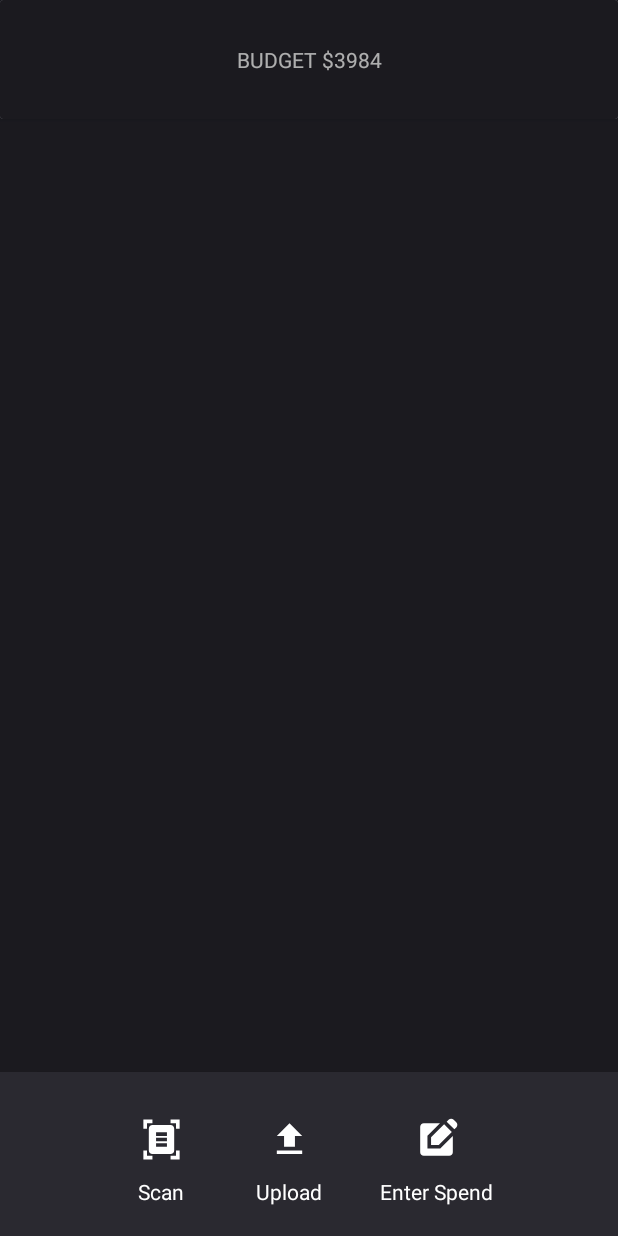
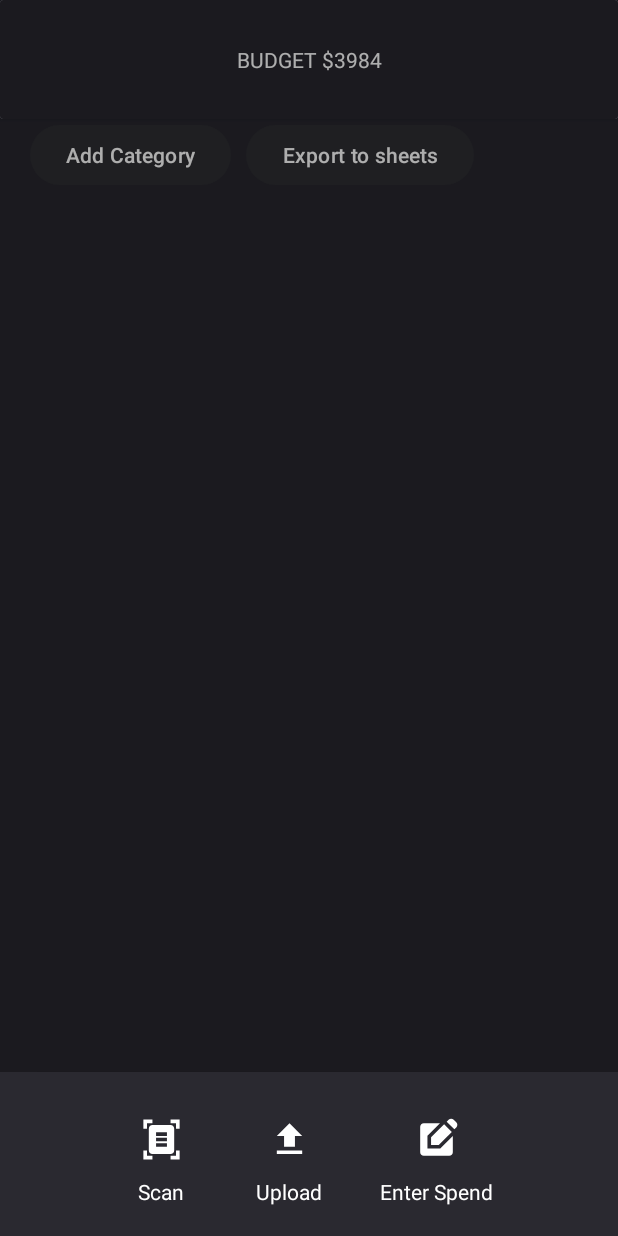
Before and after one commit to gaurigera/BudgetGuardian, an Android app: the screen it shows after launch (MainActivity), after a tap on "Add", on a phone screen of 412 x 824 dp. Run offline under Robolectric (Android 15) with nearby library versions, the phone set to English and light mode, and no system bars; our stand-ins replace Room's generated code.

Commit message:
Added ui features

```diff
--- a/app/build.gradle.kts
+++ b/app/build.gradle.kts
@@ -37,7 +37,7 @@ android {
     composeOptions {
         kotlinCompilerExtensionVersion = "1.5.0"
     }
-    viewBinding{
+    viewBinding {
         enable = true
     }
 }
@@ -66,4 +66,5 @@ dependencies {
     testImplementation("junit:junit:4.13.2")
     androidTestImplementation("androidx.test.ext:junit:1.1.5")
     androidTestImplementation("androidx.test.espresso:espresso-core:3.5.1")
+    implementation("androidx.lifecycle:lifecycle-viewmodel-ktx:2.6.2")
 }
--- a/app/src/main/AndroidManifest.xml
+++ b/app/src/main/AndroidManifest.xml
@@ -24,7 +24,7 @@
         android:theme="@style/Theme.ROOM_demo"
         tools:targetApi="33">
         <activity
-            android:name=".MainActivity"
+            android:name=".ui.components.main_activity.MainActivity"
             android:exported="true">
             <intent-filter>
                 <action android:name="android.intent.action.MAIN" />
--- a/app/src/main/java/com/example/room_demo/BudgetGuardianApplication.kt
+++ b/app/src/main/java/com/example/room_demo/BudgetGuardianApplication.kt
@@ -9,4 +9,10 @@ class BudgetGuardianApplication : Application() {
     val categoryDatabase by lazy { CategoryDatabase.getDatabase(this) }
     val categoryRepository by lazy { CategoryRepository(categoryDatabase.categoryDao()) }
     val categoryItemRepository by lazy { CategoryItemRepository(categoryDatabase.categoryItemDao()) }
+    fun getCategoryRepo(): CategoryRepository {
+        return categoryRepository
+    }
+    fun getCategoryItemRepo(): CategoryItemRepository {
+        return categoryItemRepository
+    }
 }
--- a/app/src/main/java/com/example/room_demo/MainActivity.kt
+++ /dev/null
@@ -1,46 +0,0 @@
-package com.example.room_demo
-
-import android.content.Intent
-import android.os.Bundle
-import androidx.appcompat.app.AppCompatActivity
-import androidx.recyclerview.widget.LinearLayoutManager
-import com.example.room_demo.databinding.ActivityMainBinding
-import com.example.room_demo.ui.components.bottomSheets.BottomSheet
-import com.example.room_demo.ui.components.detail_form.FormActivity
-import com.example.room_demo.ui.components.camera.CameraActivity
-import com.example.room_demo.ui.recyclerViewUtil.CategoryAdapter
-
-//BudgetGuardian
-class MainActivity : AppCompatActivity() {
-    private val adapter by lazy { CategoryAdapter() }
-    private lateinit var viewBinding: ActivityMainBinding
-    override fun onCreate(savedInstanceState: Bundle?) {
-        super.onCreate(savedInstanceState)
-        viewBinding = ActivityMainBinding.inflate(layoutInflater)
-        setContentView(viewBinding.root)
-//        val donut_view = findViewById<DonutProgressView>(R.id.donut_view)
-//        val section1 = DonutSection(
-//            name = "section_1",
-//            color = Color.parseColor("#FB1D32"),
-//            amount = 1f
-//        )
-//        donut_view.submitData(listOf(section1, section2))
-        val plusFab = viewBinding.plusFab
-        plusFab.setOnClickListener {
-            val bottomSheetFragment = BottomSheet()
-            bottomSheetFragment.show(supportFragmentManager, bottomSheetFragment.tag)
-        }
-        viewBinding.categoryRecyclerView.adapter = adapter
-        viewBinding.categoryRecyclerView.layoutManager = LinearLayoutManager(this)
-    }
-
-    fun openCamera() {
-        val cameraIntent = Intent(this@MainActivity, CameraActivity::class.java)
-        startActivity(cameraIntent)
-    }
-
-    fun openFillForm() {
-        val formIntent = Intent(this@MainActivity, FormActivity::class.java)
-        startActivity(formIntent)
-    }
-}
--- a/app/src/main/java/com/example/room_demo/ui/components/bottomSheets/BottomSheet.kt
+++ b/app/src/main/java/com/example/room_demo/ui/components/bottomSheets/BottomSheet.kt
@@ -13,8 +13,8 @@ import androidx.activity.result.ActivityResult
 import androidx.activity.result.contract.ActivityResultContracts
 import androidx.core.app.ActivityCompat
 import androidx.core.content.ContextCompat
-import com.example.room_demo.MainActivity
 import com.example.room_demo.R
+import com.example.room_demo.ui.components.main_activity.MainActivity
 import com.google.android.material.bottomsheet.BottomSheetDialogFragment
 
 class BottomSheet : BottomSheetDialogFragment() {
@@ -32,12 +32,12 @@ class BottomSheet : BottomSheetDialogFragment() {
         return inflater.inflate(R.layout.bottom_sheet_dialog, container, false)
     }
 
-    private val activityResult = registerForActivityResult(ActivityResultContracts.StartActivityForResult()) {
-        result : ActivityResult ->
-        if (result.resultCode == Activity.RESULT_OK) {
-            val intent = result.data
+    private val activityResult =
+        registerForActivityResult(ActivityResultContracts.StartActivityForResult()) { result: ActivityResult ->
+            if (result.resultCode == Activity.RESULT_OK) {
+                val intent = result.data
+            }
         }
-    }
 
     private fun openRecentImages() {
         val intent = Intent(Intent.ACTION_OPEN_DOCUMENT)
--- a/app/src/main/java/com/example/room_demo/ui/components/detail_form/FormActivity.kt
+++ b/app/src/main/java/com/example/room_demo/ui/components/detail_form/FormActivity.kt
@@ -31,9 +31,10 @@ class FormActivity : AppCompatActivity(), BottomSheetListener {
         super.onCreate(savedInstanceState)
         binding = DetailsFormBinding.inflate(layoutInflater)
         setContentView(binding.root)
+        val categoryRepo = (application as BudgetGuardianApplication).getCategoryRepo()
+        val categoryItemRepo = (application as BudgetGuardianApplication).getCategoryItemRepo()
         val formViewModelFactory = FormViewModelFactory(
-            (application as BudgetGuardianApplication).categoryItemRepository,
-            (application as BudgetGuardianApplication).categoryRepository
+            categoryItemRepo, categoryRepo
         )
         viewModel = ViewModelProvider(this, formViewModelFactory)[FormViewModel::class.java]
         viewModel.date.observe(this) { data ->
@@ -74,6 +75,7 @@ class FormActivity : AppCompatActivity(), BottomSheetListener {
                 ) {
                     viewModel.selectedSpinnerPosition = position
                 }
+
                 override fun onNothingSelected(parent: AdapterView<*>?) {
                     viewModel.selectedSpinnerPosition = 0
                 }
--- /dev/null
+++ b/app/src/main/java/com/example/room_demo/ui/components/main_activity/MainActivity.kt
@@ -0,0 +1,72 @@
+package com.example.room_demo.ui.components.main_activity
+
+import android.content.Intent
+import android.os.Bundle
+import androidx.appcompat.app.AppCompatActivity
+import androidx.lifecycle.ViewModelProvider
+import androidx.recyclerview.widget.LinearLayoutManager
+import com.example.room_demo.BudgetGuardianApplication
+import com.example.room_demo.data.data_classes.Category
+import com.example.room_demo.databinding.ActivityMainBinding
+import com.example.room_demo.ui.components.bottomSheets.BottomSheet
+import com.example.room_demo.ui.components.camera.CameraActivity
+import com.example.room_demo.ui.components.detail_form.FormActivity
+import com.example.room_demo.ui.components.dialogs.CategoryDialog
+import com.example.room_demo.ui.components.dialogs.CategoryDialogListener
+import com.example.room_demo.ui.components.main_activity.recyclerViewUtil.CategoryAdapter
+
+//BudgetGuardian
+class MainActivity : AppCompatActivity(), CategoryDialogListener {
+    private val categoryAdapter by lazy { CategoryAdapter() }
+    private lateinit var viewBinding: ActivityMainBinding
+    private lateinit var viewModel: MainActivityViewModel
+
+    override fun onCreate(savedInstanceState: Bundle?) {
+        super.onCreate(savedInstanceState)
+        viewBinding = ActivityMainBinding.inflate(layoutInflater)
+        setContentView(viewBinding.root)
+
+        val categoryRepo = (application as BudgetGuardianApplication).getCategoryRepo()
+        val categoryItemRepo = (application as BudgetGuardianApplication).getCategoryItemRepo()
+        val mainViewModelFactory = MainViewModelFactory(
+            categoryItemRepo, categoryRepo
+        )
+        viewModel = ViewModelProvider(this, mainViewModelFactory)[MainActivityViewModel::class.java]
+
+        val plusFab = viewBinding.plusFab
+        plusFab.setOnClickListener {
+            val bottomSheetFragment = BottomSheet()
+            bottomSheetFragment.show(supportFragmentManager, bottomSheetFragment.tag)
+        }
+
+        viewBinding.categoryRecyclerView.apply {
+            adapter = categoryAdapter
+            layoutManager = LinearLayoutManager(this@MainActivity)
+        }
+
+        viewBinding.addCategory.setOnClickListener {
+            CategoryDialog().show(supportFragmentManager, "category_dialog_tag")
+        }
+    }
+
+    fun openCamera() {
+        val cameraIntent = Intent(this@MainActivity, CameraActivity::class.java)
+        startActivity(cameraIntent)
+    }
+
+    fun openFillForm() {
+        val formIntent = Intent(this@MainActivity, FormActivity::class.java)
+        startActivity(formIntent)
+    }
+
+    override fun dialogResult(categoryName: String, spendLimit: String) {
+        viewModel.addCategory(
+            Category(
+                0,
+                categoryName,
+                0.0,
+                spendLimit.toDouble()
+            )
+        )
+    }
+}
--- /dev/null
+++ b/app/src/main/java/com/example/room_demo/ui/components/main_activity/MainActivityViewModel.kt
@@ -0,0 +1,31 @@
+package com.example.room_demo.ui.components.main_activity
+
+import androidx.lifecycle.ViewModel
+import androidx.lifecycle.ViewModelProvider
+import com.example.room_demo.data.CategoryItemRepository
+import com.example.room_demo.data.CategoryRepository
+import com.example.room_demo.ui.components.detail_form.FormViewModel
+import androidx.lifecycle.viewModelScope
+import com.example.room_demo.data.data_classes.Category
+import kotlinx.coroutines.launch
+
+class MainActivityViewModel(
+    private val categoryItemRepository: CategoryItemRepository,
+    private val categoryRepository: CategoryRepository
+) : ViewModel() {
+    fun addCategory(category: Category) = viewModelScope.launch {
+        categoryRepository.insertCategory(category)
+    }
+}
+
+class MainViewModelFactory(
+    private val categoryItemRepository: CategoryItemRepository,
+    private val categoryRepository: CategoryRepository
+) : ViewModelProvider.Factory {
+    override fun <T : ViewModel> create(modelClass: Class<T>): T {
+        if (modelClass.isAssignableFrom(MainActivityViewModel::class.java)) {
+            return MainActivityViewModel(categoryItemRepository, categoryRepository) as T
+        }
+        throw IllegalAccessException("Unknown viewModel class")
+    }
+}
--- a/app/src/main/java/com/example/room_demo/ui/recyclerViewUtil/CategoryAdapter.kt
+++ b/app/src/main/java/com/example/room_demo/ui/components/main_activity/recyclerViewUtil/CategoryAdapter.kt
@@ -1,4 +1,4 @@
-package com.example.room_demo.ui.recyclerViewUtil
+package com.example.room_demo.ui.components.main_activity.recyclerViewUtil
 
 import android.view.LayoutInflater
 import android.view.ViewGroup
--- a/app/src/main/java/com/example/room_demo/ui/recyclerViewUtil/CategoryDiffUtil.kt
+++ b/app/src/main/java/com/example/room_demo/ui/components/main_activity/recyclerViewUtil/CategoryDiffUtil.kt
@@ -1,4 +1,4 @@
-package com.example.room_demo.ui.recyclerViewUtil
+package com.example.room_demo.ui.components.main_activity.recyclerViewUtil
 
 import androidx.recyclerview.widget.DiffUtil
 import com.example.room_demo.data.data_classes.Category
--- a/app/src/main/java/com/example/room_demo/ui/recyclerViewUtil/CategoryViewHolder.kt
+++ b/app/src/main/java/com/example/room_demo/ui/components/main_activity/recyclerViewUtil/CategoryViewHolder.kt
@@ -1,4 +1,4 @@
-package com.example.room_demo.ui.recyclerViewUtil
+package com.example.room_demo.ui.components.main_activity.recyclerViewUtil
 
 import androidx.recyclerview.widget.RecyclerView
 import com.example.room_demo.data.data_classes.Category
--- a/app/src/main/res/layout/activity_main.xml
+++ b/app/src/main/res/layout/activity_main.xml
@@ -6,7 +6,7 @@
     android:layout_width="match_parent"
     android:layout_height="match_parent"
     android:background="@color/primary_bg_color"
-    tools:context=".MainActivity">
+    tools:context=".ui.components.main_activity.MainActivity">
 
     <androidx.cardview.widget.CardView
         android:id="@+id/budget_card_view"
@@ -24,13 +24,41 @@
             android:text="BUDGET $3984" />
     </androidx.cardview.widget.CardView>
 
+    <androidx.core.widget.NestedScrollView
+        android:id="@+id/options"
+        android:layout_width="match_parent"
+        android:layout_height="wrap_content"
+        app:layout_constraintTop_toBottomOf="@id/budget_card_view">
+
+        <LinearLayout
+            android:layout_width="match_parent"
+            android:layout_height="wrap_content"
+            android:gravity="fill_horizontal"
+            android:paddingHorizontal="20dp">
+
+            <Button
+                android:id="@+id/add_category"
+                android:layout_width="wrap_content"
+                android:layout_height="wrap_content"
+                android:backgroundTint="@color/secondary_bg_color"
+                android:text="Add Category" />
+
+            <Button
+                android:id="@+id/export_to_xl"
+                android:layout_width="wrap_content"
+                android:layout_height="wrap_content"
+                android:layout_marginLeft="10dp"
+                android:backgroundTint="@color/secondary_bg_color"
+                android:text="Export to sheets" />
+        </LinearLayout>
+    </androidx.core.widget.NestedScrollView>
+
     <androidx.recyclerview.widget.RecyclerView
         android:id="@+id/category_recycler_view"
         android:layout_width="match_parent"
         android:layout_height="wrap_content"
-        android:layout_marginTop="15dp"
         app:layoutManager="androidx.recyclerview.widget.LinearLayoutManager"
-        app:layout_constraintTop_toBottomOf="@id/budget_card_view"
+        app:layout_constraintTop_toBottomOf="@id/options"
         tools:listitem="@layout/preview_card" />
 
     <com.google.android.material.floatingactionbutton.FloatingActionButton
--- a/app/src/main/res/values-night/themes.xml
+++ b/app/src/main/res/values-night/themes.xml
@@ -1,7 +1,9 @@
-<resources xmlns:tools="http://schemas.android.com/tools">
+<resources>
+
     <style name="Base.Theme.ROOM_demo" parent="Theme.Material3.DayNight.NoActionBar">
         <!-- Customize your dark theme here. -->
-         <item name="colorPrimary">@color/primary_bg_color</item>
+        <item name="colorPrimary">@color/primary_bg_color</item>
         <item name="android:textColor">@color/white</item>
+        <item name="android:textColorHint">@color/white</item>
     </style>
 </resources>
--- a/app/src/main/res/values/colors.xml
+++ b/app/src/main/res/values/colors.xml
@@ -5,7 +5,7 @@
     <color name="primary_bg_color">#27262e</color>
     <color name="preview_card_bg_color">#2A2930</color>
     <color name="secondary_bg_color">#2D2D32</color>
-    <color name="purple">#D87CEF</color>
+    <color name="dialog_bg_color">#19101B</color>
     <color name="orange_red">#ff797b</color>
     <color name="green">#44A657</color>
     <color name="red">#8A3033</color>
--- a/app/src/main/res/values/strings.xml
+++ b/app/src/main/res/values/strings.xml
@@ -1,3 +1,4 @@
 <resources>
     <string name="app_name">BudgetGuardian</string>
+    <string name="save">SAVE</string>
 </resources>
--- a/app/src/main/res/values/themes.xml
+++ b/app/src/main/res/values/themes.xml
@@ -3,6 +3,7 @@
     <style name="Base.Theme.ROOM_demo" parent="Theme.Material3.DayNight.NoActionBar">
          <item name="colorPrimary">@color/primary_bg_color</item>
         <item name="android:textColor">@color/white</item>
+        <item name="android:textColorHint">@color/white</item>
     </style>
     <style name="Theme.ROOM_demo" parent="Base.Theme.ROOM_demo" />
 </resources>
```
Also changed, not shown: app/src/main/java/com/example/room_demo/data/CategoryRepository.kt (+11 -2 lines), app/src/main/java/com/example/room_demo/ui/components/dialogs/CategoryDialog.kt (added, +70 -0 lines), app/src/main/res/layout/add_category_dialog.xml (added, +39 -0 lines).
